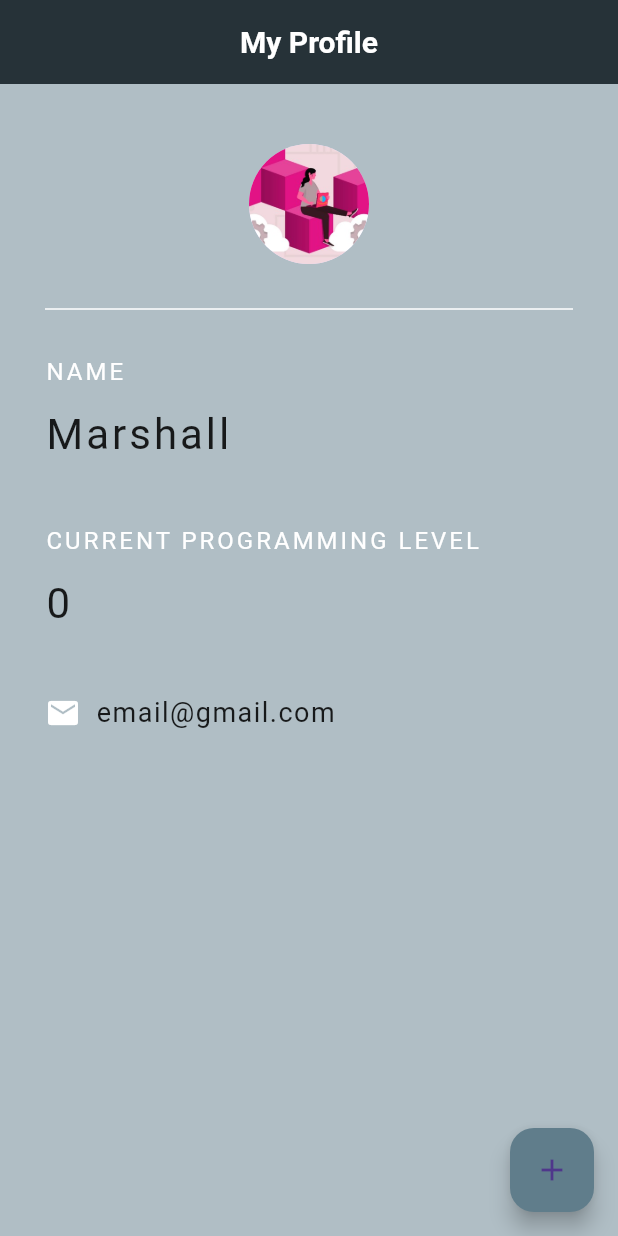
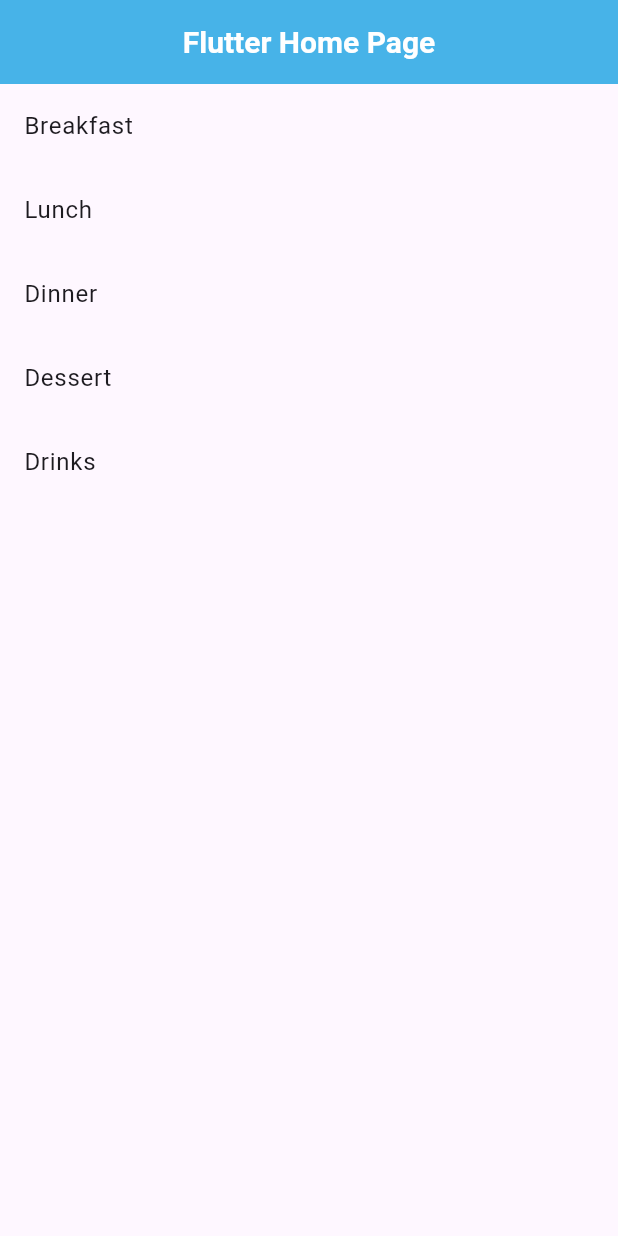
Before and after one commit to uimarshall/flutter_stuffs_2024, a Flutter app: the screen it shows after launch, on a phone screen of 412 x 824 dp. Run offline on Flutter 3.47's test engine with Material 3 defaults, Android fonts, the phone set to English and light mode, and no system bars.

Commit message:
Add function to output list of food menu items

```diff
--- /dev/null
+++ b/lib/lists/food_menu_list.dart
@@ -0,0 +1,46 @@
+import 'package:flutter/material.dart';
+
+class FoodMenuList extends StatefulWidget {
+  const FoodMenuList({Key? key}) : super(key: key);
+
+  @override
+  _FoodMenuListState createState() => _FoodMenuListState();
+}
+
+class _FoodMenuListState extends State<FoodMenuList> {
+  List<String> foodMenu = [
+    'Breakfast',
+    'Lunch',
+    'Dinner',
+    'Dessert',
+    'Drinks',
+  ];
+  @override
+  Widget build(BuildContext context) {
+    return Scaffold(
+      appBar: AppBar(
+        title: const Text('Flutter Home Page',
+            style: TextStyle(
+              color: Colors.white,
+              fontSize: 20.0,
+              fontWeight: FontWeight.bold,
+            )),
+        centerTitle: true,
+        backgroundColor: const Color(0xFF47B3E8),
+      ),
+      body: ListView(
+        children: foodMenu
+            .map(
+              (food) => ListTile(
+                title: Text(food),
+                onTap: () {
+                  Navigator.pushNamed(context, '/food_menu_details');
+                },
+              ),
+            )
+            .toList(),
+        // toList() is used to convert the map to a list of Text widgets as children of the ListView. it turns it to an iterable list of widgets that can be used as children of the ListView.
+      ),
+    );
+  }
+}
--- a/lib/main.dart
+++ b/lib/main.dart
@@ -1,5 +1,6 @@
 import 'package:flutter/material.dart';
-import 'package:flutter_stuffs_2024/profile_card/profile_card.dart';
+import 'package:flutter_stuffs_2024/lists/food_menu_list.dart';
+// import 'package:flutter_stuffs_2024/profile_card/profile_card.dart';
 // import 'package:flutter_stuffs_2024/screens/loading_page.dart';
 // import 'screens/home_page.dart';
 
@@ -16,7 +17,7 @@ class MyApp extends StatelessWidget {
     return const MaterialApp(
       debugShowCheckedModeBanner: false,
       title: 'Flutter Demo',
-      home: ProfileCard(),
+      home: FoodMenuList(),
     );
   }
 }
```
